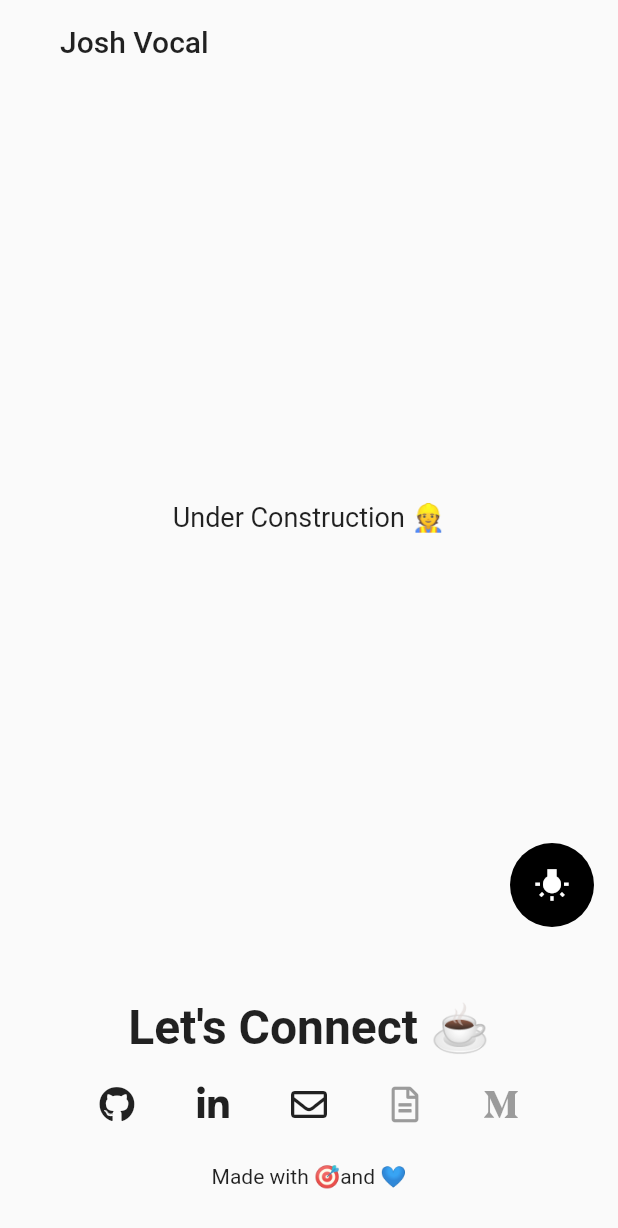
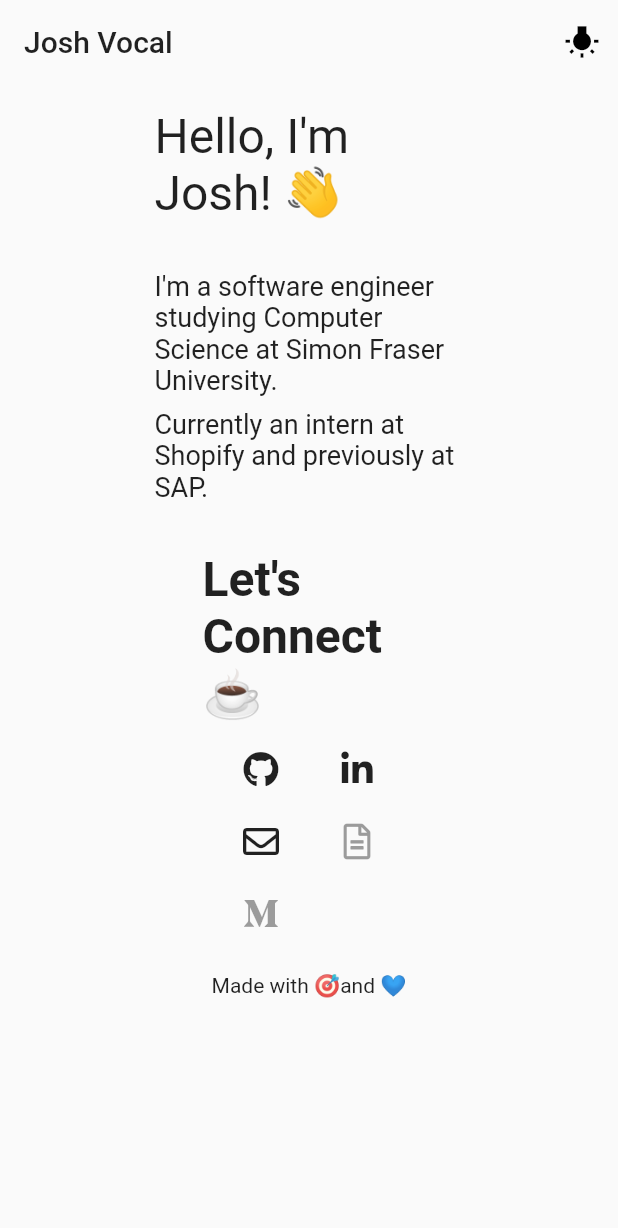
Before and after one commit to joshvocal/joshvocal.dev, a Flutter app: the screen it shows after launch, after a tap on the "wb sunny" icon, on a phone screen of 412 x 824 dp. Shown: the top 1228 px of the screen. Run offline on Flutter 3.47's test engine with Material 2 defaults, Android fonts, the light colour scheme and no system bars; our stand-ins replace font_awesome_flutter, shared_preferences, url_launcher_web; missing offline and left inert: shared_preferences_web.

Commit message:
Move theme button to app bar

```diff
--- a/lib/pages/home_page.dart
+++ b/lib/pages/home_page.dart
@@ -1,9 +1,7 @@
 import 'package:flutter/material.dart';
-import 'package:joshvocal_dev/config/themes.dart';
-import 'package:joshvocal_dev/providers/theme_notifier.dart';
 import 'package:joshvocal_dev/widgets/app_bar_widget.dart';
 import 'package:joshvocal_dev/widgets/footer_widget.dart';
-import 'package:provider/provider.dart';
+import 'package:joshvocal_dev/widgets/intro_widget.dart';
 
 class HomePage extends StatefulWidget {
   HomePage({Key key, this.title}) : super(key: key);
@@ -15,40 +13,26 @@ class HomePage extends StatefulWidget {
 }
 
 class _HomePageState extends State<HomePage> {
-  bool _darkTheme;
-
   @override
   Widget build(BuildContext context) {
-    final themeNotifier = Provider.of<ThemeNotifier>(context);
-    _darkTheme = (themeNotifier.getTheme() == darkTheme);
-
     return Scaffold(
       appBar: AppBarWidget(
-        widget.title,
+        title: widget.title,
       ),
-      body: Center(
-        child: Column(
-          mainAxisAlignment: MainAxisAlignment.center,
-          children: <Widget>[
-            Text(
-              'Under Construction 👷‍',
-              style: TextStyle(
-                fontSize: 18,
-              ),
+      body: SingleChildScrollView(
+        child: Container(
+          padding: EdgeInsets.all(16.0),
+          alignment: Alignment.center,
+          child: Container(
+            width: MediaQuery.of(context).size.width * 0.5,
+            child: Column(
+              crossAxisAlignment: CrossAxisAlignment.center,
+              children: <Widget>[
+                IntroWidget(),
+                FooterWidget(),
+              ],
             ),
-          ],
-        ),
-      ),
-      bottomNavigationBar: FooterWidget(),
-      floatingActionButton: FloatingActionButton(
-        elevation: 0,
-        onPressed: () {
-          themeNotifier.setTheme(lightTheme);
-          themeNotifier.onThemeChanged(!_darkTheme, themeNotifier);
-        },
-        tooltip: _darkTheme ? 'Light Theme' : 'Dark Theme',
-        child: Icon(
-          _darkTheme ? Icons.wb_sunny : Icons.wb_incandescent,
+          ),
         ),
       ),
     );
--- a/lib/providers/theme_notifier.dart
+++ b/lib/providers/theme_notifier.dart
@@ -7,9 +7,9 @@ class ThemeNotifier with ChangeNotifier {
 
   ThemeNotifier(this._themeData);
 
-  getTheme() => _themeData;
+  ThemeData getTheme() => _themeData;
 
-  setTheme(ThemeData themeData) async {
+  void setTheme(ThemeData themeData) async {
     _themeData = themeData;
     notifyListeners();
   }
--- a/lib/widgets/app_bar_widget.dart
+++ b/lib/widgets/app_bar_widget.dart
@@ -1,9 +1,10 @@
 import 'package:flutter/material.dart';
+import 'package:joshvocal_dev/config/themes.dart';
+import 'package:joshvocal_dev/providers/theme_notifier.dart';
+import 'package:provider/provider.dart';
 
-class AppBarWidget extends StatelessWidget implements PreferredSizeWidget {
-  AppBarWidget(
-    this.title,
-  );
+class AppBarWidget extends StatefulWidget implements PreferredSizeWidget {
+  AppBarWidget({@required this.title});
 
   final String title;
 
@@ -11,12 +12,33 @@ class AppBarWidget extends StatelessWidget implements PreferredSizeWidget {
   Size get preferredSize => Size.fromHeight(kToolbarHeight);
 
   @override
+  _AppBarWidgetState createState() => _AppBarWidgetState();
+}
+
+class _AppBarWidgetState extends State<AppBarWidget> {
+  bool _darkTheme;
+
+  @override
   Widget build(BuildContext context) {
+    final themeNotifier = Provider.of<ThemeNotifier>(context);
+    _darkTheme = (themeNotifier.getTheme() == darkTheme);
+
     return AppBar(
       elevation: 0,
-      titleSpacing: 40,
       backgroundColor: Colors.transparent,
-      title: Text(this.title),
+      title: Text(this.widget.title),
+      actions: <Widget>[
+        IconButton(
+          icon: Icon(
+            _darkTheme ? Icons.wb_sunny : Icons.wb_incandescent,
+          ),
+          tooltip: _darkTheme ? 'Light Theme' : 'Dark Theme',
+          onPressed: () {
+            themeNotifier.setTheme(lightTheme);
+            themeNotifier.onThemeChanged(!_darkTheme, themeNotifier);
+          },
+        ),
+      ],
     );
   }
 }
--- /dev/null
+++ b/lib/widgets/intro_widget.dart
@@ -0,0 +1,38 @@
+import 'package:flutter/material.dart';
+
+class IntroWidget extends StatelessWidget {
+  @override
+  Widget build(BuildContext context) {
+    return Container(
+      child: Column(
+        crossAxisAlignment: CrossAxisAlignment.start,
+        children: <Widget>[
+          Padding(
+            child: Text(
+              'Hello, I\'m Josh! 👋',
+              style: TextStyle(
+                fontSize: 32,
+              ),
+            ),
+            padding: EdgeInsets.only(left: 0, right: 0, top: 0, bottom: 32),
+          ),
+          Padding(
+            child: Text(
+              'I\'m a software engineer studying Computer Science at Simon Fraser University.',
+              style: TextStyle(
+                fontSize: 18,
+              ),
+            ),
+            padding: EdgeInsets.only(left: 0, right: 0, top: 0, bottom: 8),
+          ),
+          Text(
+            'Currently an intern at Shopify and previously at SAP.',
+            style: TextStyle(
+              fontSize: 18,
+            ),
+          ),
+        ],
+      ),
+    );
+  }
+}
```
